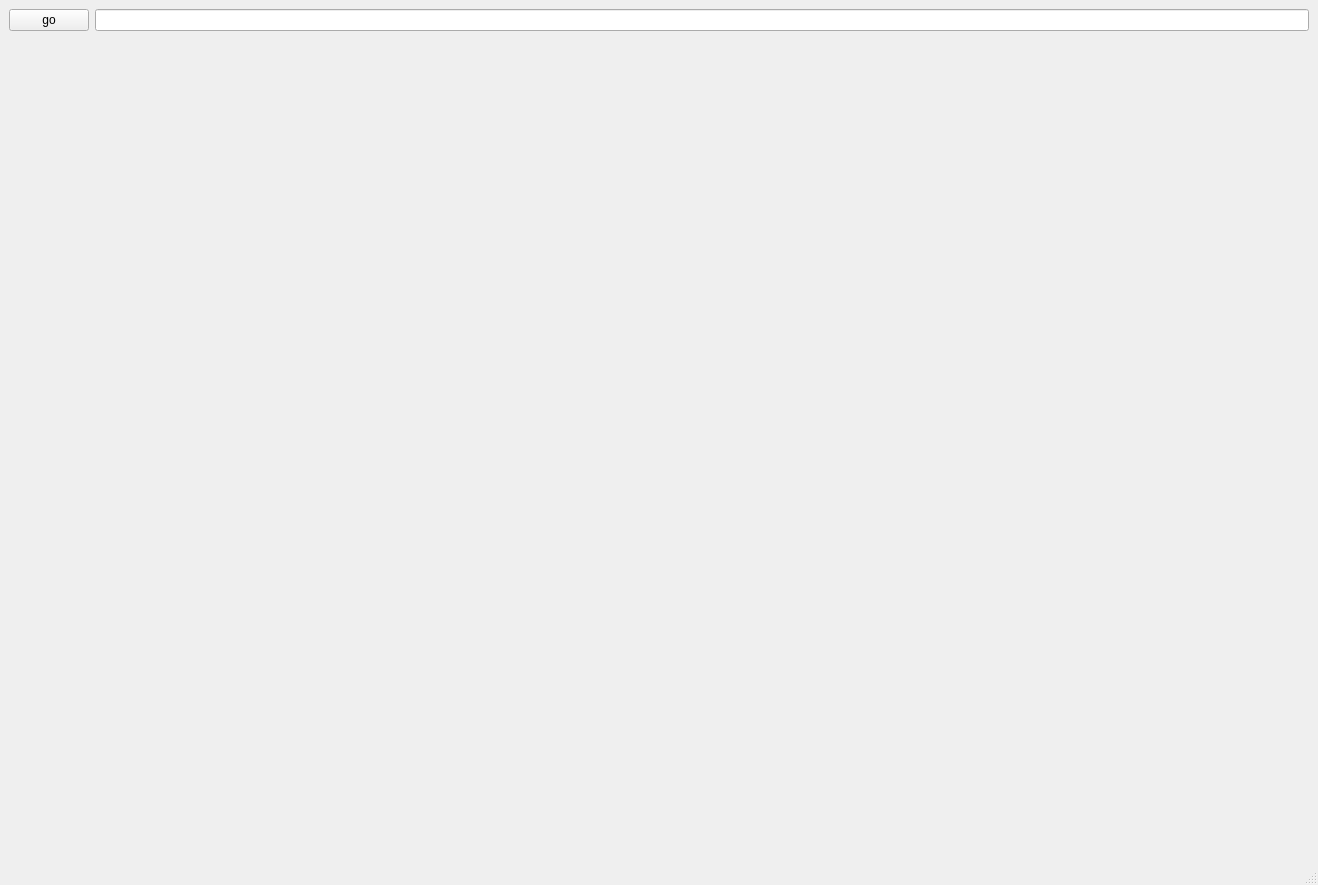
First picture: the form in ui_asset/smartTransit.ui, repository maxmacstn/SmartTransit, before the edit.
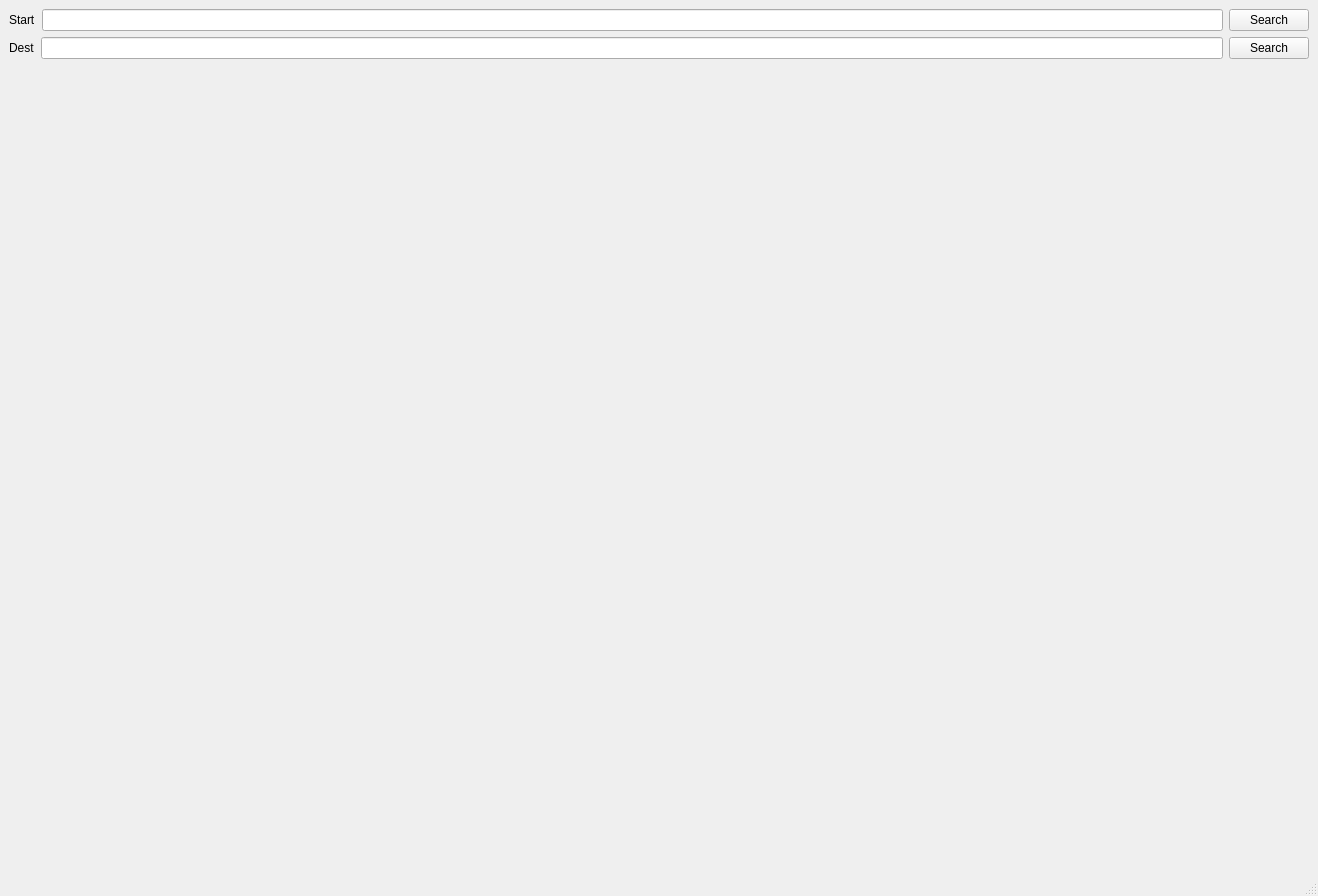
Second picture: the form after the edit.

Diff of the .ui file:
```diff
--- a/ui_asset/smartTransit.ui
+++ b/ui_asset/smartTransit.ui
@@ -7,7 +7,7 @@
     <x>0</x>
     <y>0</y>
     <width>1318</width>
-    <height>885</height>
+    <height>888</height>
    </rect>
   </property>
   <property name="windowTitle">
@@ -16,16 +16,48 @@
   <widget class="QWidget" name="centralwidget">
    <layout class="QVBoxLayout" name="verticalLayout">
     <item>
-     <layout class="QHBoxLayout" name="horizontalLayout">
+     <layout class="QVBoxLayout" name="verticalLayout_3">
       <item>
-       <widget class="QPushButton" name="pushButton_go">
+       <layout class="QHBoxLayout" name="horizontalLayout">
+        <item>
+         <widget class="QLabel" name="label">
+          <property name="text">
+           <string>Start</string>
+          </property>
+         </widget>
+        </item>
+        <item>
+         <widget class="QLineEdit" name="lineEdit_start"/>
+        </item>
+        <item>
+         <widget class="QPushButton" name="pushButton_start_search">
+          <property name="text">
+           <string>Search</string>
+          </property>
+         </widget>
+        </item>
+       </layout>
+      </item>
+     </layout>
+    </item>
+    <item>
+     <layout class="QHBoxLayout" name="horizontalLayout_3">
+      <item>
+       <widget class="QLabel" name="label_2">
         <property name="text">
-         <string>go</string>
+         <string>Dest</string>
         </property>
        </widget>
       </item>
       <item>
-       <widget class="QLineEdit" name="lineEdit"/>
+       <widget class="QLineEdit" name="lineEdit_dest"/>
+      </item>
+      <item>
+       <widget class="QPushButton" name="pushButton_dest_search">
+        <property name="text">
+         <string>Search</string>
+        </property>
+       </widget>
       </item>
      </layout>
     </item>
```
